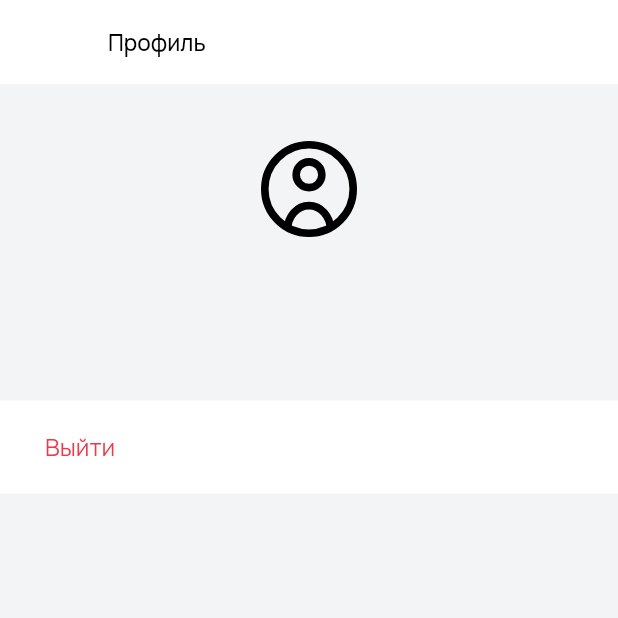
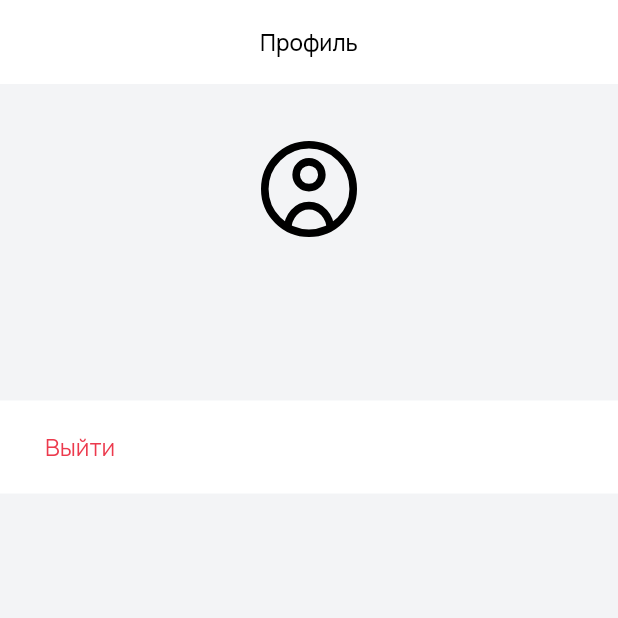
Before and after one commit to Muxtor141/restaurant_test, a Flutter app: the ProfileScreen screen opened directly, on a phone screen of 412 x 824 dp, the top half of it. Run offline on Flutter 3.47's test engine with Material 2 defaults, Android fonts, the phone set to English and light mode, and no system bars; our stand-ins replace bloc, dio, equatable, flutter_bloc, flutter_svg, freezed_annotation and 2 more; accounts and stored records are empty; network calls fail.

Commit message:
title positions fixed

```diff
--- a/lib/modules/auth/presentation/ui/login_screen.dart
+++ b/lib/modules/auth/presentation/ui/login_screen.dart
@@ -35,7 +35,7 @@ class _LoginScreenState extends State<LoginScreen> {
   @override
   Widget build(BuildContext context) => Scaffold(
         appBar: AppBar(
-          elevation: 0,
+          elevation: 0,centerTitle: true,
           title: const Text(
             'Авторизация',
             style: TextStyle(
--- a/lib/modules/profile/presentation/ui/profile_screen.dart
+++ b/lib/modules/profile/presentation/ui/profile_screen.dart
@@ -11,7 +11,7 @@ class ProfileScreen extends StatelessWidget {
 
   @override
   Widget build(BuildContext context) => Scaffold(
-        appBar: AppBar(
+        appBar: AppBar(centerTitle: true,
           elevation: 0,
           title: const Text(
             'Профиль',
```
